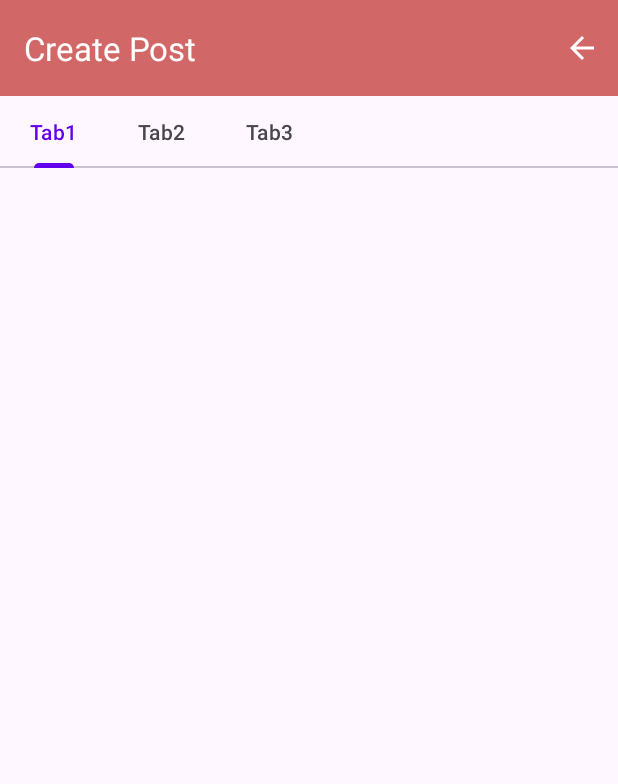
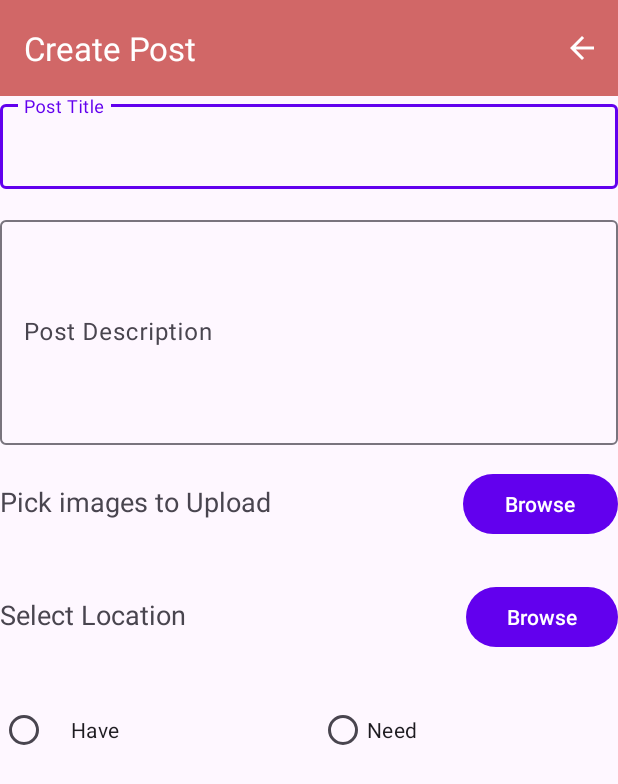
Before and after one commit to NimethHR/Bartering-App, an Android app: the layout activity_create.xml on its own in the app's theme, with its tools: preview values and no code run, on a phone screen of 412 x 824 dp. Shown: the top 784 px of the screen. Run offline under Robolectric (Android 15) with nearby library versions, the phone set to English and light mode, and no system bars.

Commit message:
create post page

```diff
--- a/frontend/app/src/main/AndroidManifest.xml
+++ b/frontend/app/src/main/AndroidManifest.xml
@@ -12,6 +12,8 @@
         android:theme="@style/Theme.MADProject"
         tools:targetApi="31">
 
+
+
         <activity
             android:name=".MainActivity"
             android:exported="true">
--- a/frontend/app/src/main/res/layout/activity_create.xml
+++ b/frontend/app/src/main/res/layout/activity_create.xml
@@ -23,47 +23,133 @@
 
         </androidx.appcompat.widget.Toolbar>
 
-        <com.google.android.material.tabs.TabLayout
-            android:id="@+id/tabs"
-            android:layout_width="match_parent"
-            android:layout_height="wrap_content"
 
-            app:tabMode="scrollable">
-
-            <com.google.android.material.tabs.TabItem
-                android:layout_height="wrap_content"
-                android:layout_width="wrap_content"
-                android:text="Tab1" />
-
-            <com.google.android.material.tabs.TabItem
-                android:layout_height="wrap_content"
-                android:layout_width="wrap_content"
-                android:text="Tab2" />
-
-            <com.google.android.material.tabs.TabItem
-                android:layout_height="wrap_content"
-                android:layout_width="wrap_content"
-                android:text="Tab3" />
-        </com.google.android.material.tabs.TabLayout>
     </com.google.android.material.appbar.AppBarLayout>
 
     <androidx.core.widget.NestedScrollView
+        android:id="@+id/nestedScrollView"
         android:layout_width="match_parent"
         android:layout_height="match_parent"
-
+        android:contentDescription="@string/create_nestedScroll_description"
+        android:fillViewport="true"
         app:layout_behavior="com.google.android.material.appbar.AppBarLayout$ScrollingViewBehavior">
 
-        <androidx.constraintlayout.widget.ConstraintLayout
+        <LinearLayout
             android:layout_width="match_parent"
-            android:layout_height="match_parent">
+            android:layout_height="match_parent"
+            android:orientation="vertical"
+            tools:layout_editor_absoluteX="1dp"
+            tools:layout_editor_absoluteY="1dp">
+
+            <com.google.android.material.textfield.TextInputLayout
+                android:layout_width="match_parent"
+                android:layout_height="wrap_content"
+                android:layout_marginBottom="@dimen/small_margin"
+
+                android:hint="@string/create_post_title">
+
+
+                <com.google.android.material.textfield.TextInputEditText
+                    android:layout_width="match_parent"
+                    android:layout_height="wrap_content"
+                    />
+
+            </com.google.android.material.textfield.TextInputLayout>
+
+            <com.google.android.material.textfield.TextInputLayout
+                android:layout_width="match_parent"
+                android:layout_height="wrap_content"
+                android:layout_marginBottom="@dimen/small_margin"
+                android:hint="@string/create_post_description">
+
+                <com.google.android.material.textfield.TextInputEditText
+                    android:layout_width="match_parent"
+                    android:layout_height="@dimen/small_medium"
+                    />
+
+            </com.google.android.material.textfield.TextInputLayout>
+
+
 
             <LinearLayout
-                android:layout_width="409dp"
-                android:layout_height="729dp"
+                android:layout_width="match_parent"
+                android:layout_height="wrap_content"
                 android:orientation="horizontal"
                 tools:layout_editor_absoluteX="1dp"
-                tools:layout_editor_absoluteY="1dp"></LinearLayout>
-        </androidx.constraintlayout.widget.ConstraintLayout>
+                tools:layout_editor_absoluteY="1dp"
+                android:layout_marginBottom="@dimen/horizontal_space">
+
+
+
+            <TextView
+                    android:id="@+id/textView3"
+                    android:layout_width="wrap_content"
+                    android:layout_height="@dimen/padding_small_small"
+                    android:layout_marginRight="120dp"
+                    android:layout_weight="1"
+                    android:text="@string/create_file_picker"
+                    android:textAppearance="@style/TextAppearance.AppCompat.Medium" />
+
+                <Button
+                    android:id="@+id/file_browse_btn"
+                    android:layout_width="wrap_content"
+                    android:layout_height="wrap_content"
+                    android:layout_weight="1"
+                    android:text="@string/create_post_file_picker_button" />
+            </LinearLayout>
+
+            <LinearLayout
+                android:layout_width="match_parent"
+                android:layout_height="wrap_content"
+                android:orientation="horizontal"
+                tools:layout_editor_absoluteX="1dp"
+                tools:layout_editor_absoluteY="1dp"
+                android:layout_marginBottom="@dimen/horizontal_space">
+
+
+                <TextView
+                    android:id="@+id/location_pick"
+                    android:layout_width="185dp"
+                    android:layout_height="@dimen/padding_small_small"
+                    android:layout_marginRight="120dp"
+                    android:layout_weight="1"
+                    android:text="@string/create_location_picker"
+                    android:textAppearance="@style/TextAppearance.AppCompat.Medium" />
+
+                <Button
+                    android:id="@+id/location_pick_btn"
+                    android:layout_width="wrap_content"
+                    android:layout_height="wrap_content"
+                    android:layout_weight="1"
+                    android:text="@string/create_post_location_picker_button" />
+
+            </LinearLayout>
+
+            <LinearLayout
+                android:layout_width="match_parent"
+                android:layout_height="wrap_content"
+                android:orientation="horizontal"
+                tools:layout_editor_absoluteX="1dp"
+                tools:layout_editor_absoluteY="1dp"
+                android:layout_marginBottom="@dimen/horizontal_space">
+
+                <RadioButton
+                    android:id="@+id/radioButton"
+                    android:layout_width="wrap_content"
+                    android:layout_height="wrap_content"
+                    android:layout_weight="1"
+                    android:paddingLeft="@dimen/small_margin"
+                    android:text="@string/post_type_have" />
+
+                <RadioButton
+                    android:id="@+id/radioButton"
+                    android:layout_width="wrap_content"
+                    android:layout_height="wrap_content"
+                    android:layout_weight="1"
+                    android:text="@string/post_type_need" />
+            </LinearLayout>
+
+        </LinearLayout>
     </androidx.core.widget.NestedScrollView>
 
 </androidx.coordinatorlayout.widget.CoordinatorLayout>
--- a/frontend/app/src/main/res/values/dimensions.xml
+++ b/frontend/app/src/main/res/values/dimensions.xml
@@ -1,6 +1,10 @@
 <?xml version="1.0" encoding="utf-8"?>
 <resources>
     <dimen name="small_medium">150dp</dimen>
-    <dimen name="padding_small_small">15dp</dimen>
+    <dimen name="padding_small_small">50dp</dimen>
+    <dimen name="small_margin">15dp</dimen>
     <dimen name="posts_window">550dp</dimen>
+    <dimen name="medium_button">250dp</dimen>
+    <dimen name="horizontal_space">25dp</dimen>
+
 </resources>
--- a/frontend/app/src/main/res/values/strings.xml
+++ b/frontend/app/src/main/res/values/strings.xml
@@ -4,5 +4,18 @@
     <string name="createBtn">Post Name</string>
     <string name="post_title">Post title here</string>
     <string name="post_create_toolbar">Create Post</string>
+    <string name="create_nestedScroll_description">Create your post here</string>
+    <string name="create_tab1">Image</string>
+    <string name="create_tab2">Post</string>
+    <string name="create_tab3">Location</string>
+    <string name="create_post_title">Post Title</string>
+    <string name="create_post_file_picker_button">Browse</string>
+    <string name="create_post_description">Post Description</string>
+    <string name="create_file_picker">Pick images to Upload</string>
+    <string name="create_location_picker">Select Location</string>
+    <string name="create_post_location_picker_button">Browse</string>
+
+    <string name="post_type_need">Need</string>
+    <string name="post_type_have">Have</string>
 
 </resources>
```
